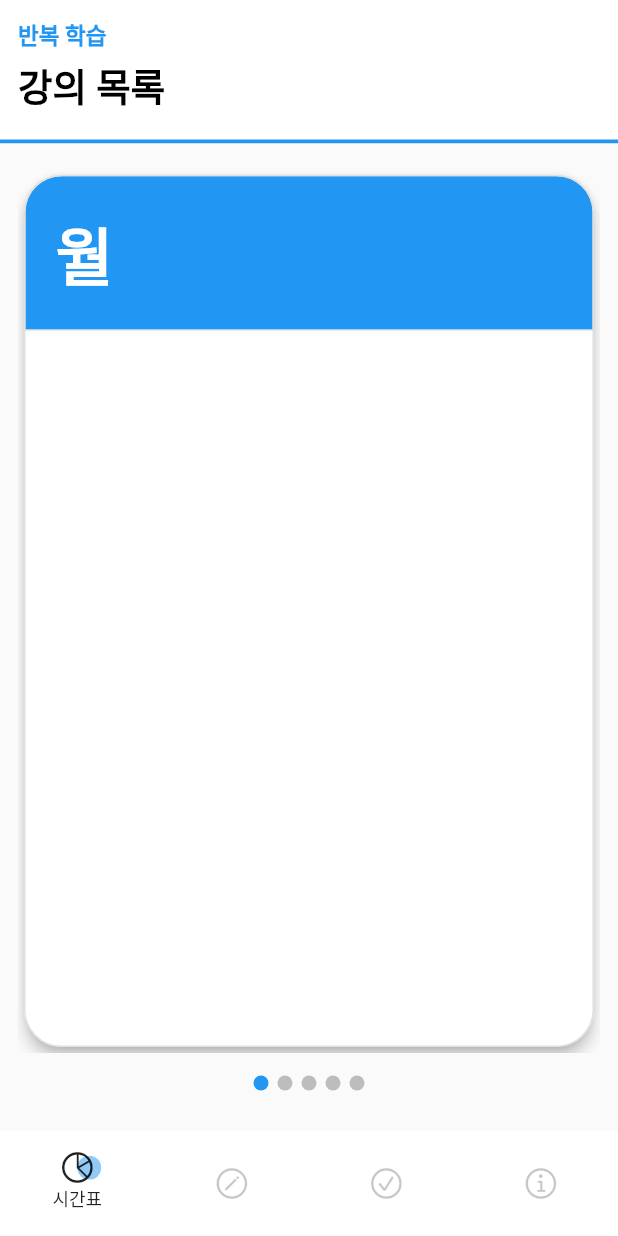
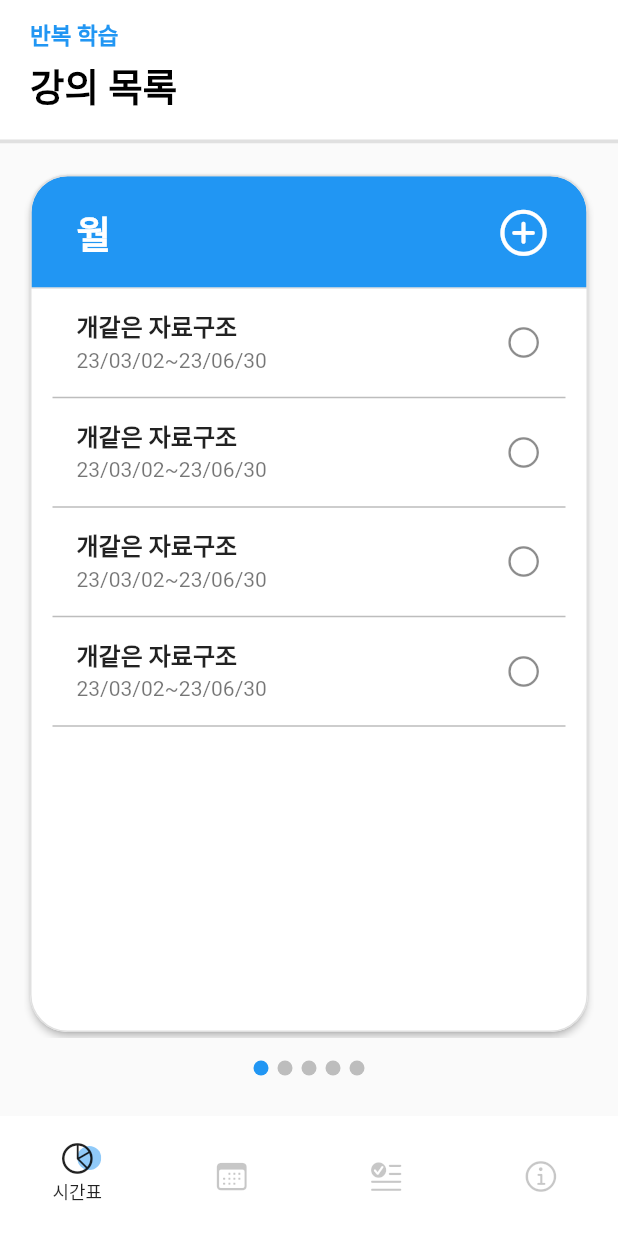
Before and after one commit to dwkim0101/univcal, a Flutter app: the screen it shows after launch, on a phone screen of 412 x 824 dp. Run offline on Flutter 3.47's test engine with Material 2 defaults, Android fonts, the phone set to English and light mode, and no system bars; drawn by our look-alikes of card_swiper; our stand-ins replace table_calendar.

Commit message:
design detail update

```diff
--- a/lib/screens/calendar.dart
+++ b/lib/screens/calendar.dart
@@ -239,6 +239,7 @@ class _CalendarEventsState extends State<CalendarEvents> {
                             return ListView.builder(
                               padding: const EdgeInsets.all(0),
                               itemCount: value.length,
+                              physics: const ScrollPhysics(),
                               itemBuilder: (context, index) {
                                 return Container(
                                   padding: const EdgeInsets.all(0),
@@ -301,7 +302,7 @@ class _CalendarEventsState extends State<CalendarEvents> {
       floatingActionButton: AnimatedOpacity(
         opacity: _opacity,
         curve: Curves.easeIn,
-        duration: const Duration(milliseconds: 250),
+        duration: const Duration(milliseconds: 150),
         child: FloatingActionButton(
           onPressed: () {
             _onDaySelected(DateTime.now(), DateTime.now());
--- a/lib/screens/cardTest.dart
+++ b/lib/screens/cardTest.dart
@@ -1,4 +1,5 @@
 import 'package:card_swiper/card_swiper.dart';
+import 'package:flutter/cupertino.dart';
 import 'package:flutter/material.dart';
 import 'package:flutter/services.dart';
 
@@ -16,7 +17,7 @@ class _MyWidgetState extends State<MyWidget> with TickerProviderStateMixin {
   late Animation<double> _animation11;
   late Animation<double> _animation12;
   late Animation<double> _animation13;
-
+  final GlobalKey _paginationKey = GlobalKey();
   @override
   void dispose() {
     controller.dispose();
@@ -45,9 +46,9 @@ class _MyWidgetState extends State<MyWidget> with TickerProviderStateMixin {
         borderRadius: BorderRadius.circular(25),
         //set border radius more than 50% of height and width to make circle
       ),
-      elevation: 4.0,
+      elevation: 2.0,
       color: Colors.white,
-      child: Stack(
+      child: Column(
         children: [
           Column(
             children: [
@@ -63,76 +64,86 @@ class _MyWidgetState extends State<MyWidget> with TickerProviderStateMixin {
                     color: Colors.grey.shade300,
                   ),
                 ),
-                padding: const EdgeInsets.all(20.0),
-                child: Text(
+                padding:
+                    const EdgeInsets.symmetric(horizontal: 30, vertical: 13),
+                child: Row(
+                  mainAxisAlignment: MainAxisAlignment.spaceBetween,
+                  children: [
+                    Text(
                       dateNameList[index],
                       style: const TextStyle(
                         color: Colors.white,
                         fontWeight: FontWeight.bold,
-                    fontSize: 42,
+                        fontSize: 25,
+                      ),
+                    ),
+                    Transform.translate(
+                      offset: const Offset(12, -2),
+                      child: const IconButton(
+                        onPressed: null,
+                        icon: Icon(
+                          CupertinoIcons.add_circled,
+                          size: 36,
+                          color: Colors.white,
                         ),
                       ),
                     ),
                   ],
                 ),
-          Column(
-            children: <Widget>[
-              Row(
-                  mainAxisAlignment: MainAxisAlignment.spaceEvenly,
-                  children: <Widget>[
-                    Column(
-                      children: <Widget>[
-                        Container(
-                          padding: const EdgeInsets.only(top: 40.0),
-                        ),
-                        ScaleTransition(
-                          scale: _animation10,
-                          alignment: FractionalOffset.center,
               ),
             ],
           ),
-                    Column(
-                      children: <Widget>[
-                        Container(
-                          padding: const EdgeInsets.only(top: 160.0),
+          Expanded(
+            child: Container(
+              width: double.maxFinite,
+              decoration: const BoxDecoration(
+                // border: Border.all(width: 4),
+                borderRadius: BorderRadius.only(
+                  bottomLeft: Radius.circular(25),
+                  bottomRight: Radius.circular(25), // 리스트 박스 넘지마세요
                 ),
-                        ScaleTransition(
-                          scale: _animation11,
-                          alignment: FractionalOffset.center,
               ),
-                      ],
+              child: SizedBox.expand(
+                child: ListView.builder(
+                  physics: const ScrollPhysics(),
+                  scrollDirection: Axis.vertical,
+                  itemCount: 4,
+                  itemBuilder: (context, index) {
+                    return Padding(
+                      padding: const EdgeInsets.all(0),
+                      child: Container(
+                        margin: const EdgeInsets.symmetric(horizontal: 15),
+                        decoration: BoxDecoration(
+                          border: Border(
+                              bottom: BorderSide(
+                            width: 1,
+                            color: Colors.grey.shade400,
+                          )),
                         ),
-                    Container(
-                      padding: const EdgeInsets.all(1.0),
+                        child: ListTile(
+                          title: const Padding(
+                            padding: EdgeInsets.only(bottom: 3.0),
+                            child: Text(
+                              "개같은 자료구조",
+                              style: TextStyle(
+                                fontWeight: FontWeight.bold,
                               ),
-                    Column(
-                      children: <Widget>[
-                        Container(
-                          padding: const EdgeInsets.only(top: 160.0),
                             ),
-                        ScaleTransition(
-                          scale: _animation12,
-                          alignment: FractionalOffset.center,
                           ),
-                      ],
+                          subtitle: const Text('23/03/02~23/06/30'),
+                          trailing: const Icon(
+                            CupertinoIcons.circle,
+                            // color: Colors.blue,
                           ),
-                    Column(
-                      children: <Widget>[
-                        Container(
-                          padding: const EdgeInsets.only(top: 40.0),
+                          onTap: () {},
                         ),
-                        ScaleTransition(
-                          scale: _animation13,
-                          alignment: FractionalOffset.center,
                       ),
-                      ],
+                    );
+                  },
                 ),
-                  ]),
-              Container(
-                padding: const EdgeInsets.all(10.0),
               ),
-            ],
-          )
+            ),
+          ),
         ],
       ),
     );
@@ -158,17 +169,18 @@ class _MyWidgetState extends State<MyWidget> with TickerProviderStateMixin {
               child: Column(
                 children: [
                   Container(
-                    decoration: const BoxDecoration(
+                    decoration: BoxDecoration(
                       color: Colors.white,
                       border: Border(
                         bottom: BorderSide(
-                          color: Colors.blue,
+                          color: Colors.grey.shade300,
                           width: 2.5,
                         ),
                       ),
                     ),
                     child: Padding(
-                      padding: const EdgeInsets.all(12.0),
+                      padding: const EdgeInsets.symmetric(
+                          vertical: 12.0, horizontal: 20),
                       child: Row(
                         mainAxisAlignment: MainAxisAlignment.spaceBetween,
                         children: [
@@ -216,8 +228,8 @@ class _MyWidgetState extends State<MyWidget> with TickerProviderStateMixin {
                   Expanded(
                     flex: 8,
                     child: Padding(
-                      padding: const EdgeInsets.all(12.0),
-                      child: Container(
+                      padding: const EdgeInsets.symmetric(
+                          horizontal: 16, vertical: 12),
                       child: Swiper(
                         outer: true,
                         scale: 0.7,
@@ -226,13 +238,13 @@ class _MyWidgetState extends State<MyWidget> with TickerProviderStateMixin {
                           return _buildDynamicCard(i);
                         },
                         pagination: SwiperPagination(
+                          key: _paginationKey,
                           builder: DotSwiperPaginationBuilder(
                               color: Colors.grey.shade400),
                           alignment: Alignment.center,
                           margin: const EdgeInsets.all(12),
                         ),
                         itemCount: 5,
-                        ),
                       ),
                     ),
                   ),
--- a/lib/screens/home.dart
+++ b/lib/screens/home.dart
@@ -19,11 +19,11 @@ class _HomeState extends State<Home> with SingleTickerProviderStateMixin {
     ),
     Tab(
       text: '학습',
-      icon: Icon(CupertinoIcons.pencil_circle),
+      icon: Icon(CupertinoIcons.calendar),
     ),
     Tab(
       text: '복습',
-      icon: Icon(CupertinoIcons.check_mark_circled),
+      icon: Icon(CupertinoIcons.text_badge_checkmark),
     ),
     Tab(
       text: '정보',
@@ -114,7 +114,7 @@ class _AnimatedTabBar extends State<AnimatedTabBar> {
     });
   }
 
-  final tabHeight = 70.0;
+  final tabHeight = 80.0;
 
   @override
   Widget build(BuildContext context) {
```
Also changed, not shown: lib/screens/todo.dart (+37 -26 lines). Lines whose indentation alone changed are shown as unchanged.
